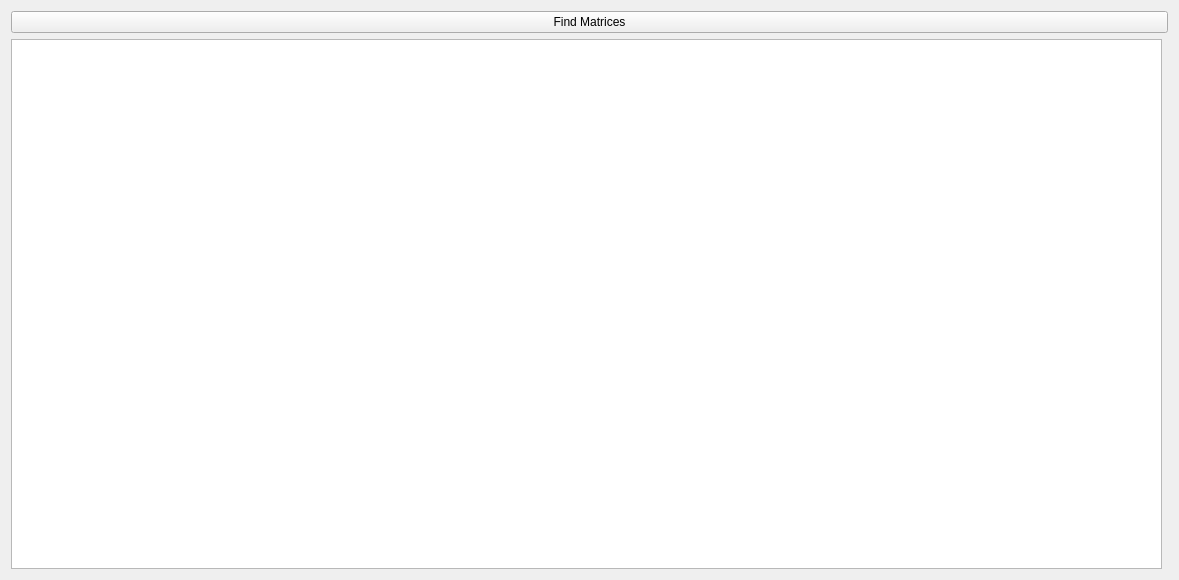
flec/sfm, file src/ui/mainwindow/matrixfindingtab.ui: the form before one commit.
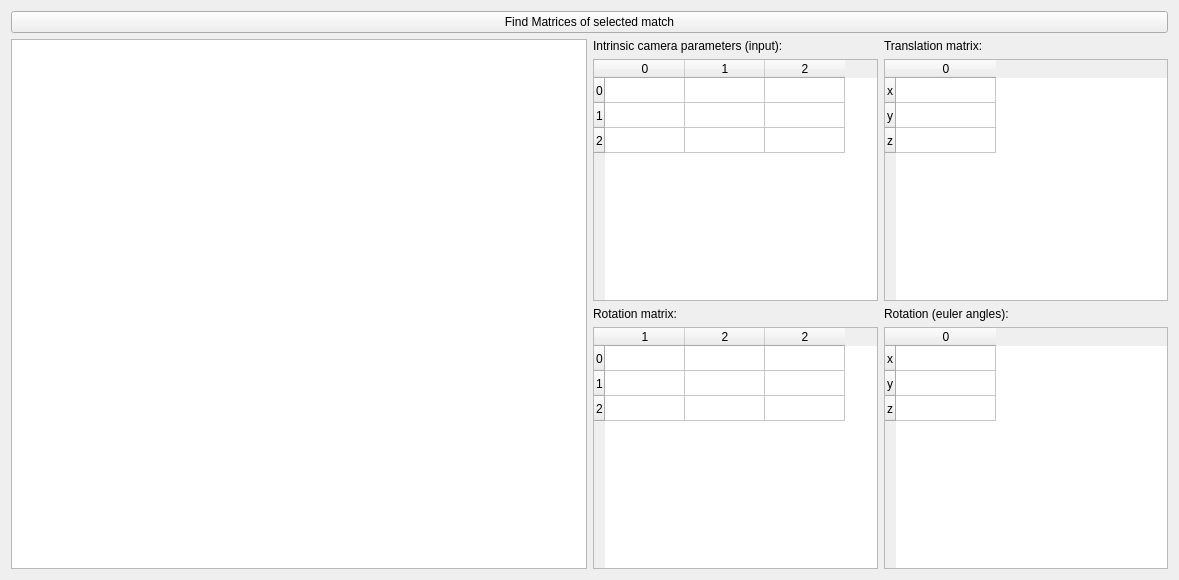
The form after the commit. Custom widgets are drawn as their Qt base class.

Commit message: load intrinsic matrix

The edit to the form file:
```diff
--- a/src/ui/mainwindow/matrixfindingtab.ui
+++ b/src/ui/mainwindow/matrixfindingtab.ui
@@ -19,7 +19,7 @@
      <item>
       <widget class="QPushButton" name="findMatrices">
        <property name="text">
-        <string>Find Matrices</string>
+        <string>Find Matrices of selected match</string>
        </property>
       </widget>
      </item>
@@ -29,7 +29,170 @@
         <widget class="QListWidget" name="matricesListWidget"/>
        </item>
        <item>
-        <widget class="CVImageWidget" name="cvImageWidget" native="true"/>
+        <layout class="QGridLayout" name="gridLayout">
+         <item row="2" column="0">
+          <widget class="QLabel" name="label_2">
+           <property name="text">
+            <string>Rotation matrix:</string>
+           </property>
+          </widget>
+         </item>
+         <item row="3" column="0">
+          <widget class="QTableWidget" name="rotationMatrix">
+           <attribute name="horizontalHeaderDefaultSectionSize">
+            <number>80</number>
+           </attribute>
+           <attribute name="verticalHeaderDefaultSectionSize">
+            <number>25</number>
+           </attribute>
+           <row>
+            <property name="text">
+             <string>0</string>
+            </property>
+           </row>
+           <row>
+            <property name="text">
+             <string>1</string>
+            </property>
+           </row>
+           <row>
+            <property name="text">
+             <string>2</string>
+            </property>
+           </row>
+           <column>
+            <property name="text">
+             <string>1</string>
+            </property>
+           </column>
+           <column>
+            <property name="text">
+             <string>2</string>
+            </property>
+           </column>
+           <column>
+            <property name="text">
+             <string>2</string>
+            </property>
+           </column>
+          </widget>
+         </item>
+         <item row="0" column="0">
+          <widget class="QLabel" name="label">
+           <property name="text">
+            <string>Intrinsic camera parameters (input):</string>
+           </property>
+          </widget>
+         </item>
+         <item row="0" column="1">
+          <widget class="QLabel" name="label_3">
+           <property name="text">
+            <string>Translation matrix:</string>
+           </property>
+          </widget>
+         </item>
+         <item row="2" column="1">
+          <widget class="QLabel" name="label_4">
+           <property name="text">
+            <string>Rotation (euler angles):</string>
+           </property>
+          </widget>
+         </item>
+         <item row="1" column="0">
+          <widget class="QTableWidget" name="intrinsicMatrix">
+           <attribute name="horizontalHeaderDefaultSectionSize">
+            <number>80</number>
+           </attribute>
+           <attribute name="verticalHeaderDefaultSectionSize">
+            <number>25</number>
+           </attribute>
+           <row>
+            <property name="text">
+             <string>0</string>
+            </property>
+           </row>
+           <row>
+            <property name="text">
+             <string>1</string>
+            </property>
+           </row>
+           <row>
+            <property name="text">
+             <string>2</string>
+            </property>
+           </row>
+           <column>
+            <property name="text">
+             <string>0</string>
+            </property>
+           </column>
+           <column>
+            <property name="text">
+             <string>1</string>
+            </property>
+           </column>
+           <column>
+            <property name="text">
+             <string>2</string>
+            </property>
+           </column>
+          </widget>
+         </item>
+         <item row="3" column="1">
+          <widget class="QTableWidget" name="eulerMatrix">
+           <attribute name="verticalHeaderDefaultSectionSize">
+            <number>25</number>
+           </attribute>
+           <row>
+            <property name="text">
+             <string>x</string>
+            </property>
+           </row>
+           <row>
+            <property name="text">
+             <string>y</string>
+            </property>
+           </row>
+           <row>
+            <property name="text">
+             <string>z</string>
+            </property>
+           </row>
+           <column>
+            <property name="text">
+             <string>0</string>
+            </property>
+           </column>
+          </widget>
+         </item>
+         <item row="1" column="1">
+          <widget class="QTableWidget" name="translationMatrix">
+           <attribute name="verticalHeaderDefaultSectionSize">
+            <number>25</number>
+           </attribute>
+           <row>
+            <property name="text">
+             <string>x</string>
+            </property>
+           </row>
+           <row>
+            <property name="text">
+             <string>y</string>
+            </property>
+           </row>
+           <row>
+            <property name="text">
+             <string>z</string>
+            </property>
+           </row>
+           <column>
+            <property name="text">
+             <string>0</string>
+            </property>
+           </column>
+          </widget>
+         </item>
+        </layout>
        </item>
       </layout>
      </item>
@@ -39,14 +202,6 @@
   <zorder>layoutWidget</zorder>
   <zorder>matricesListWidget</zorder>
  </widget>
- <customwidgets>
-  <customwidget>
-   <class>CVImageWidget</class>
-   <extends>QWidget</extends>
-   <header>cvimagewidget.h</header>
-   <container>1</container>
-  </customwidget>
- </customwidgets>
  <resources/>
  <connections/>
 </ui>
```
Left out of the diff: 6 changed lines with no effect on the pictures. The commit also changes 16 other files.
